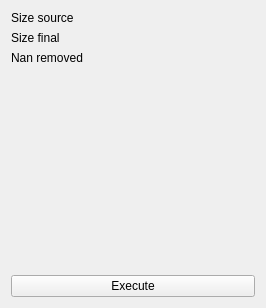
This is src/filterremovenan.ui in martin-samouiller/PCLKinect as Qt 5 draws it before an edit. The edited form follows.
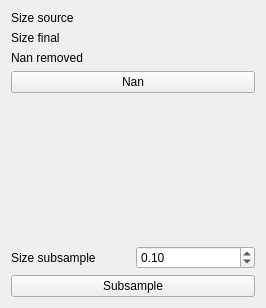
This is the edited form.

Diff of the .ui file:
```diff
--- a/src/filterremovenan.ui
+++ b/src/filterremovenan.ui
@@ -39,19 +39,6 @@
          </property>
         </widget>
        </item>
-       <item>
-        <spacer name="verticalSpacer">
-         <property name="orientation">
-          <enum>Qt::Vertical</enum>
-         </property>
-         <property name="sizeHint" stdset="0">
-          <size>
-           <width>20</width>
-           <height>40</height>
-          </size>
-         </property>
-        </spacer>
-       </item>
       </layout>
      </item>
      <item>
@@ -77,19 +64,6 @@
          </property>
         </widget>
        </item>
-       <item>
-        <spacer name="verticalSpacer_2">
-         <property name="orientation">
-          <enum>Qt::Vertical</enum>
-         </property>
-         <property name="sizeHint" stdset="0">
-          <size>
-           <width>20</width>
-           <height>40</height>
-          </size>
-         </property>
-        </spacer>
-       </item>
       </layout>
      </item>
     </layout>
@@ -97,7 +71,45 @@
    <item>
     <widget class="QPushButton" name="pushButton">
      <property name="text">
-      <string>Execute</string>
+      <string>Nan</string>
+     </property>
+    </widget>
+   </item>
+   <item>
+    <spacer name="verticalSpacer">
+     <property name="orientation">
+      <enum>Qt::Vertical</enum>
+     </property>
+     <property name="sizeHint" stdset="0">
+      <size>
+       <width>20</width>
+       <height>40</height>
+      </size>
+     </property>
+    </spacer>
+   </item>
+   <item>
+    <layout class="QHBoxLayout" name="horizontalLayout_2">
+     <item>
+      <widget class="QLabel" name="label">
+       <property name="text">
+        <string>Size subsample</string>
+       </property>
+      </widget>
+     </item>
+     <item>
+      <widget class="QDoubleSpinBox" name="dSpinBox_subsample">
+       <property name="value">
+        <double>0.100000000000000</double>
+       </property>
+      </widget>
+     </item>
+    </layout>
+   </item>
+   <item>
+    <widget class="QPushButton" name="btn_subSample">
+     <property name="text">
+      <string>Subsample</string>
      </property>
     </widget>
    </item>
```
